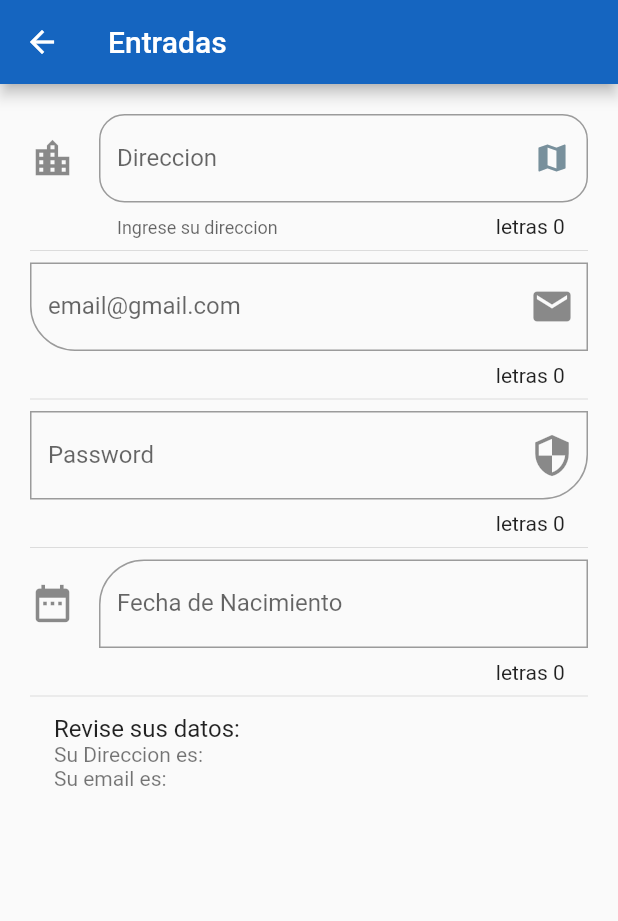
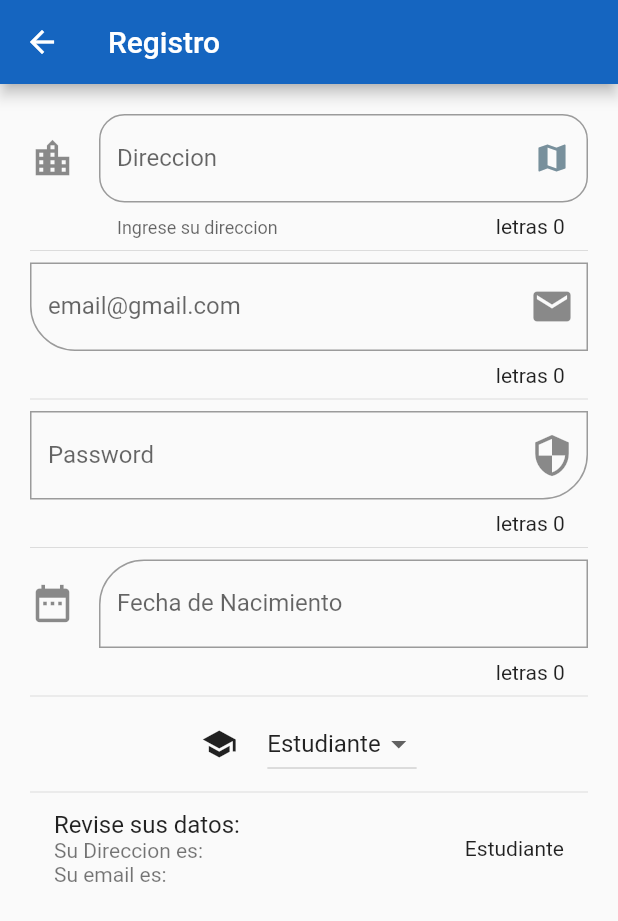
Before and after one commit to IsraMejia/Flutter-Udemy, a Flutter app: the screen it shows after launch, after a tap on "Inputs", on a phone screen of 412 x 824 dp. Shown: the top 921 px of the screen. Run offline on Flutter 3.47's test engine with Material 2 defaults, Android fonts, the phone set to English and light mode, and no system bars; network calls fail.

Commit message:
Se termino entradas, lenguajes de widgets y se inicio la pagina de sliders

```diff
--- a/data/menu_opts.json
+++ b/data/menu_opts.json
@@ -25,6 +25,11 @@
             "ruta" : "Inputs",
             "icon" : "input",
             "texto": "Inputs"
+        },
+        {
+            "ruta" : "Slider",
+            "icon" : "slider",
+            "texto": "Sliders"
         }
     ]
 }
--- a/lib/main.dart
+++ b/lib/main.dart
@@ -1,8 +1,8 @@
 import 'package:flutter/material.dart';
 
 import 'package:componentes_app/src/routes/routes.dart';
+import 'package:flutter_localizations/flutter_localizations.dart';
 // import 'package:componentes_app/src/pages/alert_page.dart';
-
 
 void main() => runApp(MyApp());
 
@@ -12,21 +12,20 @@ class MyApp extends StatelessWidget {
     return MaterialApp(
       debugShowCheckedModeBanner: false, //Quitamos el banner
       //banner para escribir rapido^
+
+      localizationsDelegates: [
+        GlobalMaterialLocalizations.delegate,
+        GlobalWidgetsLocalizations.delegate,
+      ],
+      supportedLocales: [
+        const Locale('en', 'US'),
+        const Locale('es', 'ES'),
+      ],
+
       title: 'Componentes App',
       //home: HomePage(),
       initialRoute: '/', // Se defina la ruta inicial de nuestro mapa de rutas
       routes: getApplicationRoutes(),
-
-      // onGenerateRoute: (RouteSettings settings) {
-
-      //   print("Ruta llamada: ${settings.name}");
-
-      //   return MaterialPageRoute(
-      //     builder: (BuildContext context) => AlertPage(),
-      //   );
-
-      // } ,
-
     );
   }
 }
--- a/lib/src/pages/input_page.dart
+++ b/lib/src/pages/input_page.dart
@@ -1,33 +1,31 @@
 import 'package:flutter/material.dart';
 
 class InputPage extends StatefulWidget {
-
   @override
   _InputPageState createState() => _InputPageState();
-}//IconsPage
-
-
+} //IconsPage
 
 class _InputPageState extends State<InputPage> {
+  String _direccion = '';
+  String _email = '';
+  String _password = '';
+  String _fecha = '';
+  String _nivelEdSeleccionado = 'Estudiante';
+  //tiene que ser de la lista _educacion
 
-  String _direccion ='' ;
-  String _email ='';
-  String _password='';
-  String _fecha = '';
+  List<String> _educacion = ['Estudiante', 'Profesor', 'Egresado'];
 
   TextEditingController _inputFieldDateController = new TextEditingController();
 
   @override
   Widget build(BuildContext context) {
     return Scaffold(
-
       appBar: AppBar(
-        title : Text('Entradas '),
-        backgroundColor: Colors.blue[800] ,
+        title: Text('Registro'),
+        backgroundColor: Colors.blue[800],
       ),
-
       body: ListView(
-        padding: EdgeInsets.all(20.0) ,
+        padding: EdgeInsets.all(20.0),
         children: <Widget>[
           _crearInput(),
           Divider(), //Ocupa el espacio que sobra
@@ -35,99 +33,87 @@ class _InputPageState extends State<InputPage> {
           Divider(),
           _ingresaPassword(),
           Divider(),
-          _crearFecha( context ),
+          _crearFecha(context),
+          Divider(),
+          _crearDropdown(),
           Divider(),
 
           _revisarDatos(),
-
-
         ],
       ),
-
     );
-
-  }//build
-
+  } //build
 
   Widget _crearInput() {
     return TextField(
-      autofocus: false,//Te mete al textfield de manera automatica
-      textCapitalization: TextCapitalization.words ,
+        autofocus: false, //Te mete al textfield de manera automatica
+        textCapitalization: TextCapitalization.words,
         //Te pone en mayusculas el inicio de cada palabra
 
         decoration: InputDecoration(
             border: OutlineInputBorder(
               borderRadius: BorderRadius.circular(17.0),
-        ) ,
-        counter: Text('letras ${_direccion.length } '),
+            ),
+            counter: Text('letras ${_direccion.length} '),
             hintText: 'Calle , #numero, CP.',
             labelText: 'Direccion',
             helperText: 'Ingrese su direccion',
-        suffixIcon: Icon(Icons.map, color: Colors.blueGrey[400] ),
+            suffixIcon: Icon(Icons.map, color: Colors.blueGrey[400]),
             //Para colocar el icono al final de la caja de texto
-        icon: Icon(Icons.location_city , size: 30.0 )
-      ),
-
-      onChanged: (textoEscrito){ //recibe un valor el cual se definio en esta linea
-        setState( ()  {
+            icon: Icon(Icons.location_city, size: 30.0)),
+        onChanged: (textoEscrito) {
+          //recibe un valor el cual se definio en esta linea
+          setState(() {
             _direccion = textoEscrito;
             // print(_direccion);
-        } );
-      }
-
-    );
+          });
+        });
   } //_crear input
 
-  Widget _crearEmail(){
+  Widget _crearEmail() {
     return TextField(
-
-      keyboardType: TextInputType.emailAddress ,
+        keyboardType: TextInputType.emailAddress,
         //Te pone el arroba en el teclado xD
 
         decoration: InputDecoration(
             border: OutlineInputBorder(
-          borderRadius: BorderRadius.only( bottomLeft : Radius.circular(30)) ,
-        ) ,
-        counter: Text('letras ${_direccion.length } '),
+              borderRadius: BorderRadius.only(bottomLeft: Radius.circular(30)),
+            ),
+            counter: Text('letras ${_direccion.length} '),
             labelText: 'email@gmail.com',
-        suffixIcon: Icon(Icons.email , size: 30.0 )
-      ),
-
-      onChanged: (textoEscrito){ //recibe un valor el cual se definio en esta linea
-        setState( ()  {
+            suffixIcon: Icon(Icons.email, size: 30.0)),
+        onChanged: (textoEscrito) {
+          //recibe un valor el cual se definio en esta linea
+          setState(() {
             _password = textoEscrito;
             // print(_direccion);
-        } );
-      }
+          });
+        });
+  } //_crearEmail
 
-    );
-  }//_crearEmail
-
-  Widget _ingresaPassword(){
+  Widget _ingresaPassword() {
     return TextField(
-
         obscureText: true,
-
         decoration: InputDecoration(
             border: OutlineInputBorder(
-          borderRadius: BorderRadius.only( bottomRight : Radius.circular(30)) ,
-        ) ,
-        counter: Text('letras ${_password.length } '),
+              borderRadius: BorderRadius.only(bottomRight: Radius.circular(30)),
+            ),
+            counter: Text('letras ${_password.length} '),
             labelText: 'Password',
-        suffixIcon: Icon(Icons.security , size: 30.0 , )
-      ),
+            suffixIcon: Icon(
+              Icons.security,
+              size: 30.0,
+            )),
+        onChanged: (textoEscrito) {
+          //recibe un valor el cual se definio en esta linea
+          setState(() {
+            _password = textoEscrito;
+            // print(_direccion);
+          });
+        });
+  } // _ingresaPassword()
 
-      onChanged: (textoEscrito){ //recibe un valor el cual se definio en esta linea
-        setState( ()  {
-          _email = textoEscrito;
-          // print(_direccion);
-        } );
-      }
-
-    );
-  }// _ingresaPassword()
-
-  Widget _crearFecha(BuildContext context){
+  Widget _crearFecha(BuildContext context) {
     return TextField(
       enableInteractiveSelection: false, //No deja copiar y pegar
 
@@ -136,50 +122,78 @@ class _InputPageState extends State<InputPage> {
 
       decoration: InputDecoration(
           border: OutlineInputBorder(
-          borderRadius: BorderRadius.only( topLeft : Radius.circular(30)) ,
-        ) ,
-        counter: Text('letras ${_fecha.length } '),
+            borderRadius: BorderRadius.only(topLeft: Radius.circular(30)),
+          ),
+          counter: Text('letras ${_fecha.length} '),
           labelText: 'Fecha de Nacimiento',
-        icon: Icon(Icons.date_range , size: 30.0 )
-      ),
+          icon: Icon(Icons.date_range, size: 30.0)),
 
-      onTap: (){
-        FocusScope.of(context).requestFocus(new FocusNode()); //No es visible eltap
+      onTap: () {
+        FocusScope.of(context)
+            .requestFocus(new FocusNode()); //No es visible eltap
         _selectDate(context);
       },
-
     );
   }
 
   _selectDate(BuildContext context) async {
-
-    DateTime piked =  await showDatePicker(
-      context  : context,
+    DateTime piked = await showDatePicker(
+      //al retornar un Future se usa el async await
+      context: context,
       initialDate: new DateTime.now(),
       firstDate: new DateTime(2019),
-      lastDate:  new DateTime(2025),
-
+      lastDate: new DateTime(2025),
+      //locale: Locale('es')
     ); //Se define el rango del calendario
 
-    if (piked != null){
+    if (piked != null) {
       setState(() {
-        _fecha = piked.toString() ;
+        _fecha = piked.toString();
         _inputFieldDateController.text = _fecha;
-      });//Si se pico xd, se le asigna la fecha del calendario al string
-    }else{
+      }); //Si se pico xd, se le asigna la fecha del calendario al string
+    }
+  } //Se usa un async await ya que se definira la fecha en tiempo de ejecucion
 
+  List<DropdownMenuItem<String>> getOpcionesDropdown() {
+    List<DropdownMenuItem<String>> lista = new List();
+
+    _educacion.forEach((nivel) {
+      lista.add(DropdownMenuItem(
+        child: Text(nivel),
+        value: nivel,
+      ));
+    });
+
+    return lista;
+  } //Se agrego a la lista 'lista' los niveles edicativos de la lista _educacion de
+  //manera que nos sirvan para el DopDownMenu
+
+  Widget _crearDropdown() {
+    return Row(
+      mainAxisAlignment: MainAxisAlignment.center,
+      children: <Widget>[
+        Icon(Icons.school),
+        SizedBox(width: 20),
+        DropdownButton(
+          value: _nivelEdSeleccionado,
+          items: getOpcionesDropdown(), //Se le retorna la lista de niveles educativos
+          onChanged: (opt) {
+            //recibe opt que aqui mismo se crea xd
+            // print(opt);
+            setState(() {
+              _nivelEdSeleccionado = opt;
+            });
+          },
+        ),
+      ],
+    ); //DropdownButtom
   }
 
-
-  }//Se usa un async await ya que se definira la fecha en tiempo de ejecucion
-
-
-  Widget _revisarDatos(){
+  Widget _revisarDatos() {
     return ListTile(
       title: Text('Revise sus datos:'),
       subtitle: Text('Su Direccion es: ${_direccion}\nSu email es: ${_email} '),
+      trailing: Text(_nivelEdSeleccionado),
     );
   }
-
-
-}// _IconsPage State
+} // _IconsPage State
--- a/lib/src/routes/routes.dart
+++ b/lib/src/routes/routes.dart
@@ -5,6 +5,7 @@ import 'package:componentes_app/src/pages/home_page.dart';
 import 'package:componentes_app/src/pages/card_page.dart';
 import 'package:componentes_app/src/pages/animated_container.dart';
 import 'package:componentes_app/src/pages/input_page.dart';
+import 'package:componentes_app/src/pages/slider_page.dart';
 
 
 Map <String, WidgetBuilder> getApplicationRoutes(){
@@ -16,6 +17,7 @@ Map <String, WidgetBuilder> getApplicationRoutes(){
           'card'    : (BuildContext context) => CardPage(),
           'AnimetedContainer'   : (BuildContext context) => AnimatedContainerPage(),
           'Inputs'  : (BuildContext context) => InputPage(),
+          'Slider'  : (BuildContext context) => SliderPage() ,
   };//Las llaves tienen que ser las que tenemos como valor en el JSON
 
 }//Se creo el metodo que retornara el mapa de rutas
--- a/lib/src/utils/icon_string_util.dart
+++ b/lib/src/utils/icon_string_util.dart
@@ -11,6 +11,7 @@ final _icons = <String , IconData> {
   'folder_open'   : Icons.folder_open,
   'donut_large'   : Icons.donut_large,
   'input'         : Icons.input ,
+  'slider'        : Icons.subtitles,
   //Para escribir con mutiples cursores se mantiene alt u option mientras que se seleccionan
 };
 
--- a/pubspec.yaml
+++ b/pubspec.yaml
@@ -18,6 +18,9 @@ environment:
 
 dependencies:
   flutter:
+    sdk: flutter
+
+  flutter_localizations: #Paquete de idiomas por localidades
     sdk: flutter
 
   # The following adds the Cupertino Icons font to your application.
```
Also changed, not shown: lib/src/pages/slider_page.dart (added, +27 -0 lines), pubspec.lock. Lines whose indentation alone changed are shown as unchanged.
